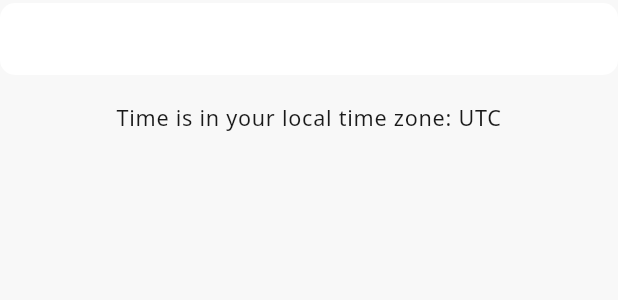
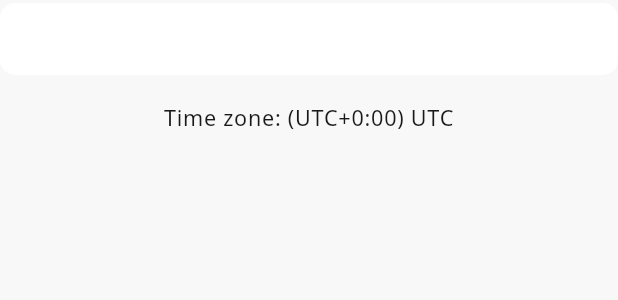
Before and after one commit to PurpleSoftSrl/azure_devops_app, a Flutter app: the _DeferApprovalBottomSheet widget shown alone on an empty page, opened directly, on a phone screen of 412 x 824 dp. Shown: the part 168-468 px from the top of the screen. Run offline on Flutter 3.47's test engine with Material 3 defaults, Android fonts, the phone set to English and light mode, and no system bars; our stand-ins replace cached_network_image, file_picker, firebase_analytics, firebase_core, flutter_html, flutter_markdown and 11 more; missing offline and left inert: flutter_highlighting, highlighting, html_editor_enhanced, msal_auth, purchases_flutter, purple_theme; accounts and stored records are empty.

Commit message:
improve time zone description

```diff
--- a/lib/src/screens/pipeline_detail/components_pipeline_detail.dart
+++ b/lib/src/screens/pipeline_detail/components_pipeline_detail.dart
@@ -305,6 +305,15 @@ class _DeferApprovalBottomSheetState extends State<_DeferApprovalBottomSheet> {
   }
 
   final _timeZone = DateTime.now().timeZoneName;
+  String get _timeZoneOffset {
+    final now = DateTime.now();
+
+    final hours = now.timeZoneOffset.inHours;
+    final minutes = now.timeZoneOffset.inMinutes.remainder(60);
+    final sign = hours.isNegative ? '-' : '+';
+
+    return '$sign${hours.abs()}:${minutes.toString().padLeft(2, '0')}';
+  }
 
   @override
   Widget build(BuildContext context) {
@@ -333,7 +342,7 @@ class _DeferApprovalBottomSheetState extends State<_DeferApprovalBottomSheet> {
             height: 20,
           ),
           Text(
-            'Time is in your local time zone: $_timeZone',
+            'Time zone: (UTC$_timeZoneOffset) $_timeZone',
             style: context.textTheme.bodySmall,
             textAlign: TextAlign.center,
           ),
```
